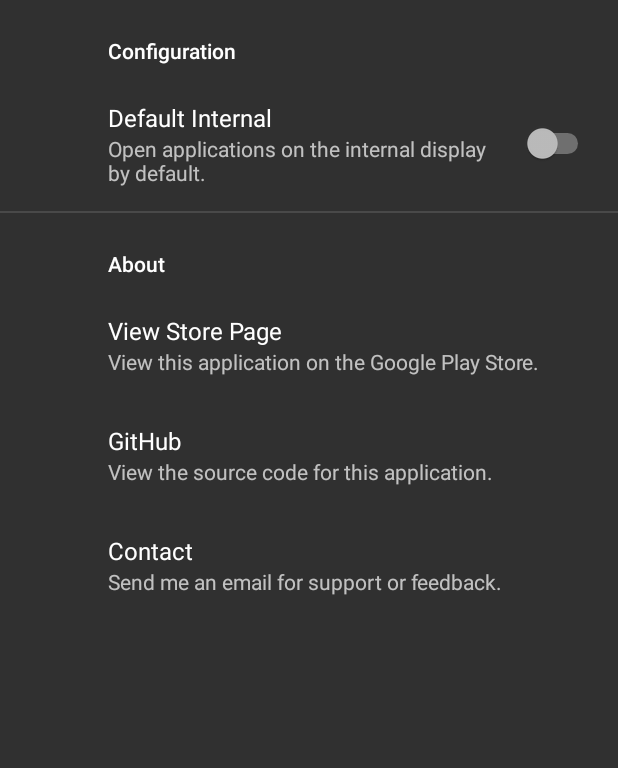
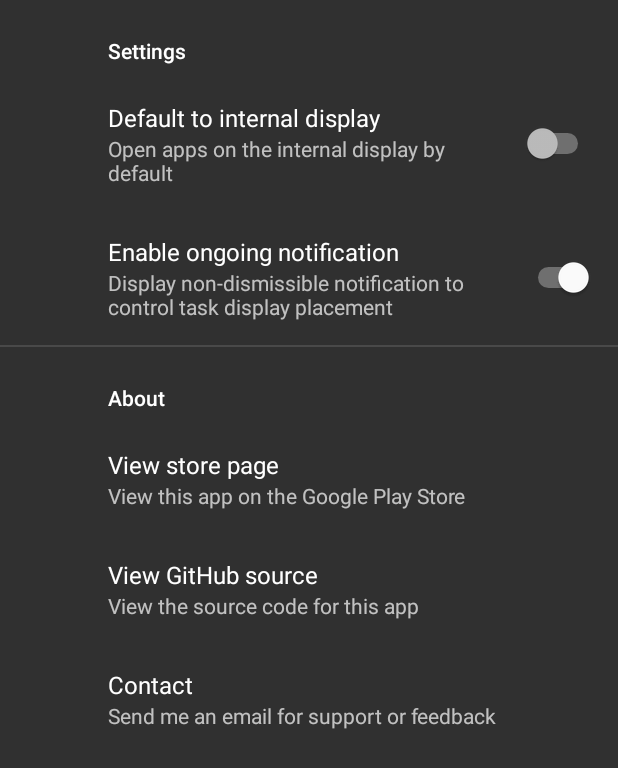
Before and after one commit to tytydraco/ExtLaunch, an Android app: the SettingsPreferenceFragment screen opened directly, with no data from a screen before it, on a phone screen of 412 x 824 dp. Shown: the top 768 px of the screen. Run offline under Robolectric (Android 15) with nearby library versions, the phone set to English and light mode, and no system bars; our stand-ins replace androidx.preference.

Commit message:
Abide by material text standards
Signed-off-by: Tyler Nijmeh <tylernij@gmail.com>

```diff
--- a/app/src/main/java/com/draco/extlaunch/RecyclerAdapter.kt
+++ b/app/src/main/java/com/draco/extlaunch/RecyclerAdapter.kt
@@ -45,6 +45,10 @@ class RecyclerAdapter(
         externalAppIntent.putExtra("displayId", displayId)
         val externalPendingIntent = PendingIntent.getBroadcast(recyclerView.context, 0, externalAppIntent, PendingIntent.FLAG_UPDATE_CURRENT)
         recyclerView.context.sendBroadcast(externalAppIntent)
+
+        /* Check if we should display notification */
+        if (!sharedPrefs.getBoolean("show_notification", true))
+            return
 
         /* Create intent for internal display */
         val internalAppIntent = Intent(recyclerView.context, AppLauncher::class.java)
--- a/app/src/main/res/xml/preference_settings.xml
+++ b/app/src/main/res/xml/preference_settings.xml
@@ -1,23 +1,28 @@
 <?xml version="1.0" encoding="utf-8"?>
 <PreferenceScreen xmlns:android="http://schemas.android.com/apk/res/android">
-    <PreferenceCategory android:title="Configuration">
+    <PreferenceCategory android:title="Settings">
         <SwitchPreference
             android:key="default_internal"
-            android:title="Default Internal"
-            android:summary="Open applications on the internal display by default." />
+            android:title="Default to internal display"
+            android:summary="Open apps on the internal display by default" />
+        <SwitchPreference
+            android:key="show_notification"
+            android:title="Enable ongoing notification"
+            android:summary="Display non-dismissible notification to control task display placement"
+            android:defaultValue="true" />
     </PreferenceCategory>
     <PreferenceCategory android:title="About">
         <Preference
             android:key="viewStore"
-            android:title="View Store Page"
-            android:summary="View this application on the Google Play Store." />
+            android:title="View store page"
+            android:summary="View this app on the Google Play Store" />
         <Preference
             android:key="github"
-            android:title="GitHub"
-            android:summary="View the source code for this application." />
+            android:title="View GitHub source"
+            android:summary="View the source code for this app" />
         <Preference
             android:key="contact"
             android:title="Contact"
-            android:summary="Send me an email for support or feedback." />
+            android:summary="Send me an email for support or feedback" />
     </PreferenceCategory>
 </PreferenceScreen>
```
